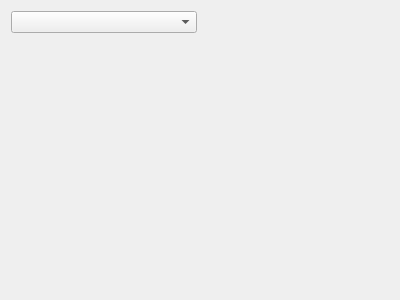
This is QT/CommonComponents/Widget.ui in YeClimEric/PrivateStudy as Qt 5 draws it before an edit. The edited form follows.
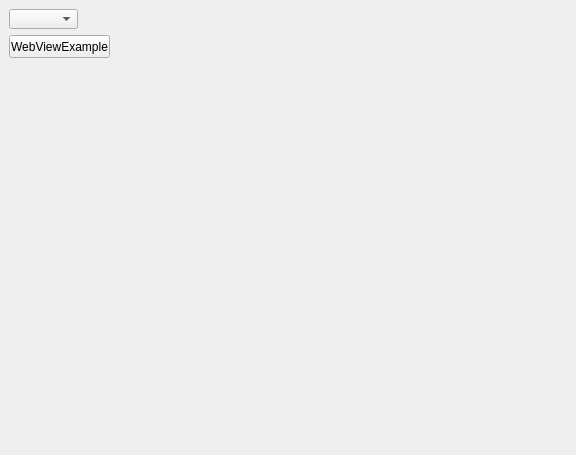
This is the edited form.

Patch:
```diff
--- a/QT/CommonComponents/Widget.ui
+++ b/QT/CommonComponents/Widget.ui
@@ -6,8 +6,8 @@
    <rect>
     <x>0</x>
     <y>0</y>
-    <width>400</width>
-    <height>300</height>
+    <width>576</width>
+    <height>455</height>
    </rect>
   </property>
   <property name="windowTitle">
@@ -16,22 +16,45 @@
   <property name="styleSheet">
    <string notr="true"/>
   </property>
-  <layout class="QGridLayout" name="gridLayout">
-   <item row="1" column="1">
     <widget class="QLabel" name="label">
+   <property name="geometry">
+    <rect>
+     <x>203</x>
+     <y>64</y>
+     <width>16</width>
+     <height>16</height>
+    </rect>
+   </property>
      <property name="text">
       <string/>
      </property>
     </widget>
-   </item>
-   <item row="0" column="0">
     <widget class="QComboBox" name="SkinComBox">
+   <property name="geometry">
+    <rect>
+     <x>9</x>
+     <y>9</y>
+     <width>69</width>
+     <height>20</height>
+    </rect>
+   </property>
      <property name="currentText">
       <string/>
      </property>
     </widget>
-   </item>
-  </layout>
+  <widget class="QPushButton" name="webviewExp">
+   <property name="geometry">
+    <rect>
+     <x>9</x>
+     <y>35</y>
+     <width>101</width>
+     <height>23</height>
+    </rect>
+   </property>
+   <property name="text">
+    <string>WebViewExample</string>
+   </property>
+  </widget>
  </widget>
  <layoutdefault spacing="6" margin="11"/>
  <resources/>
```
Lines whose indentation alone changed are shown as unchanged.
